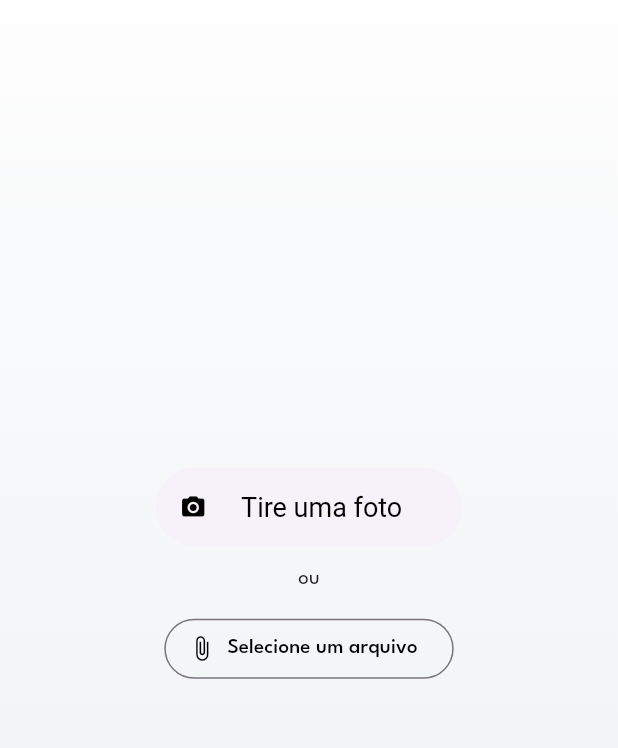
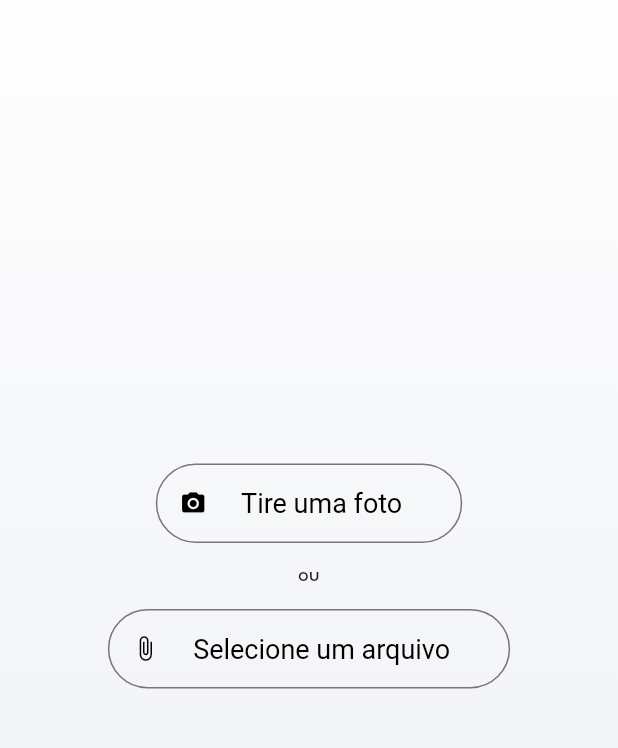
Before and after one commit to Judenilson/flutter-navbrasil-spat, a Flutter app: the ChangePicturePage screen opened directly with empty values, on a phone screen of 412 x 824 dp, the part 84-832 px from its top. Run offline on Flutter 3.47's test engine with Material 2 defaults, Android fonts, the phone set to English and light mode, and no system bars; our stand-ins replace csv, image_picker, permission_handler; missing offline and left inert: flutter_barcode_scanner.

Commit message:
buttons theme change

```diff
--- a/lib/screens/change_picture_page.dart
+++ b/lib/screens/change_picture_page.dart
@@ -88,8 +88,7 @@ class _ChangePicturePageState extends State<ChangePicturePage> {
             crossAxisAlignment: CrossAxisAlignment.center,
             children: [
               if (arquivo != null) Anexo(arquivo: arquivo!),
-              ElevatedButton.icon(
-                onPressed: () => getImage(equipment, true),
+              OutlinedButton.icon(
                 icon: const Icon(Icons.camera_alt),
                 label: const Padding(
                   padding: EdgeInsets.all(16.0),
@@ -102,6 +101,7 @@ class _ChangePicturePageState extends State<ChangePicturePage> {
                       fontSize: 18,
                       color: Colors.black,
                     )),
+                onPressed: () => getImage(equipment, true),
               ),
               const Padding(
                 padding: EdgeInsets.all(12.0),
@@ -109,10 +109,17 @@ class _ChangePicturePageState extends State<ChangePicturePage> {
               ),
               OutlinedButton.icon(
                 icon: const Icon(Icons.attach_file),
-                label: const Text('Selecione um arquivo'),
-                style: const ButtonStyle(
-                  foregroundColor: MaterialStatePropertyAll(Colors.black),
+                label: const Padding(
+                  padding: EdgeInsets.all(16.0),
+                  child: Text('Selecione um arquivo'),
                 ),
+                style: ElevatedButton.styleFrom(
+                    elevation: 0.0,
+                    foregroundColor: Colors.black,
+                    textStyle: const TextStyle(
+                      fontSize: 18,
+                      color: Colors.black,
+                    )),
                 onPressed: () => getImage(equipment, false),
               ),
             ],
```
